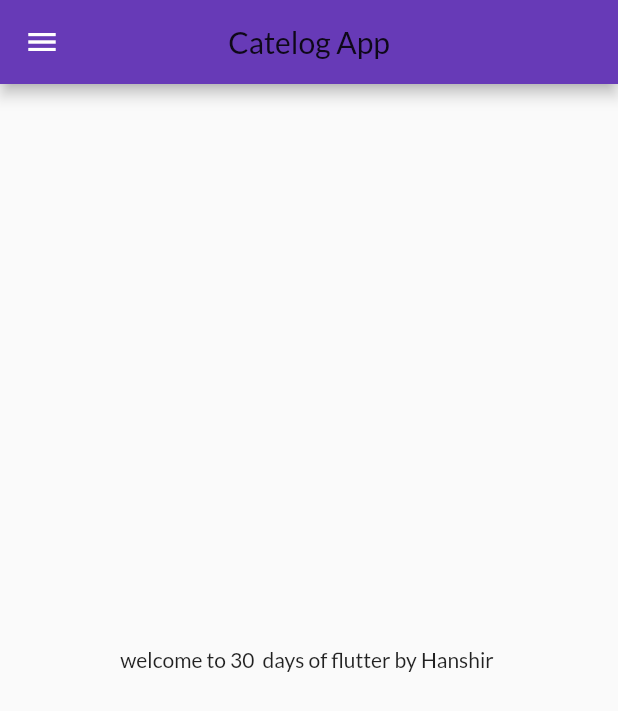
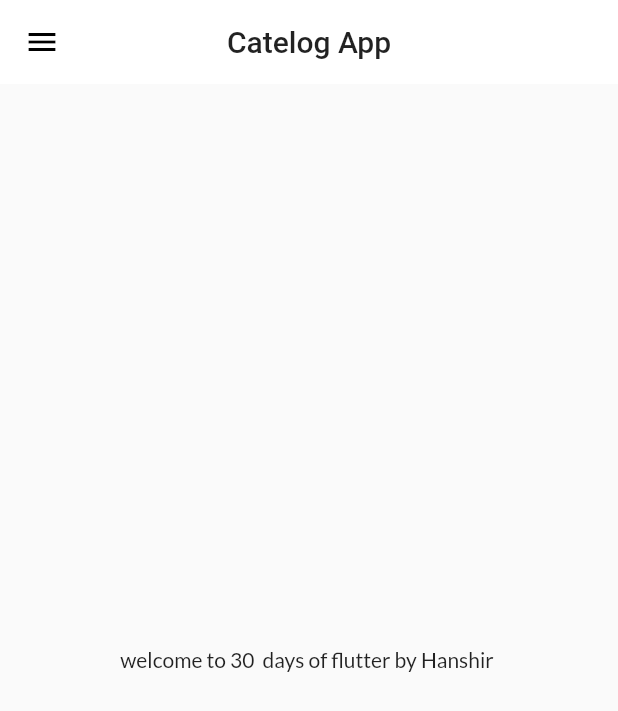
Before and after one commit to 5cientist/30daysOfFlutter, a Flutter app: the screen it shows after launch, on a phone screen of 412 x 824 dp. Shown: the top 711 px of the screen. Run offline on Flutter 3.47's test engine with Material 2 defaults, Android fonts, the phone set to English and light mode, and no system bars; our stand-ins replace google_fonts.

Commit message:
themes extracted

```diff
--- a/lib/main.dart
+++ b/lib/main.dart
@@ -3,7 +3,7 @@ import 'package:flutter/material.dart';
 import 'package:flutter_catlog/pages/home_page.dart';
 import 'package:flutter_catlog/pages/login_page.dart';
 import 'package:flutter_catlog/utils/routes.dart';
-import 'package:google_fonts/google_fonts.dart';
+import 'package:flutter_catlog/widgets/themes.dart';
 
 void main() {
   runApp(MyApp());
@@ -14,12 +14,8 @@ class MyApp extends StatelessWidget {
   Widget build(BuildContext context) {
     return MaterialApp(
       themeMode: ThemeMode.light,
-      theme: ThemeData(
-        primarySwatch: Colors.deepPurple,
-        fontFamily: GoogleFonts.lato().fontFamily,
-        primaryTextTheme: GoogleFonts.latoTextTheme(),
-      ),
-      darkTheme: ThemeData(brightness: Brightness.dark),
+      theme: MyTheme.lightTheme(context),
+      darkTheme: MyTheme.darkTheme(context),
       debugShowCheckedModeBanner: false,
       // home: HomePage(),
       initialRoute: MyRoutes.homeRoute,
--- a/lib/pages/home_page.dart
+++ b/lib/pages/home_page.dart
@@ -9,6 +9,11 @@ class HomePage extends StatelessWidget {
   Widget build(BuildContext context) {
     return Scaffold(
       appBar: AppBar(
+        // backgroundColor: Colors.white,
+        // iconTheme: IconThemeData(
+        //   color: Colors.black,
+        // ),
+        // elevation: 0.0,
         centerTitle: true,
         title: Text("Catelog App"),
       ),
--- /dev/null
+++ b/lib/widgets/themes.dart
@@ -0,0 +1,19 @@
+import 'package:flutter/material.dart';
+import 'package:google_fonts/google_fonts.dart';
+
+class MyTheme {
+  static ThemeData lightTheme(BuildContext context) => ThemeData(
+        primarySwatch: Colors.deepPurple,
+        fontFamily: GoogleFonts.lato().fontFamily,
+        appBarTheme: AppBarTheme(
+          color: Colors.white,
+          elevation: 0.0,
+          iconTheme: IconThemeData(color: Colors.black),
+          textTheme: Theme.of(context).textTheme,
+        ),
+      );
+
+  static ThemeData darkTheme(BuildContext context) => ThemeData(
+        brightness: Brightness.dark,
+      );
+}
```
